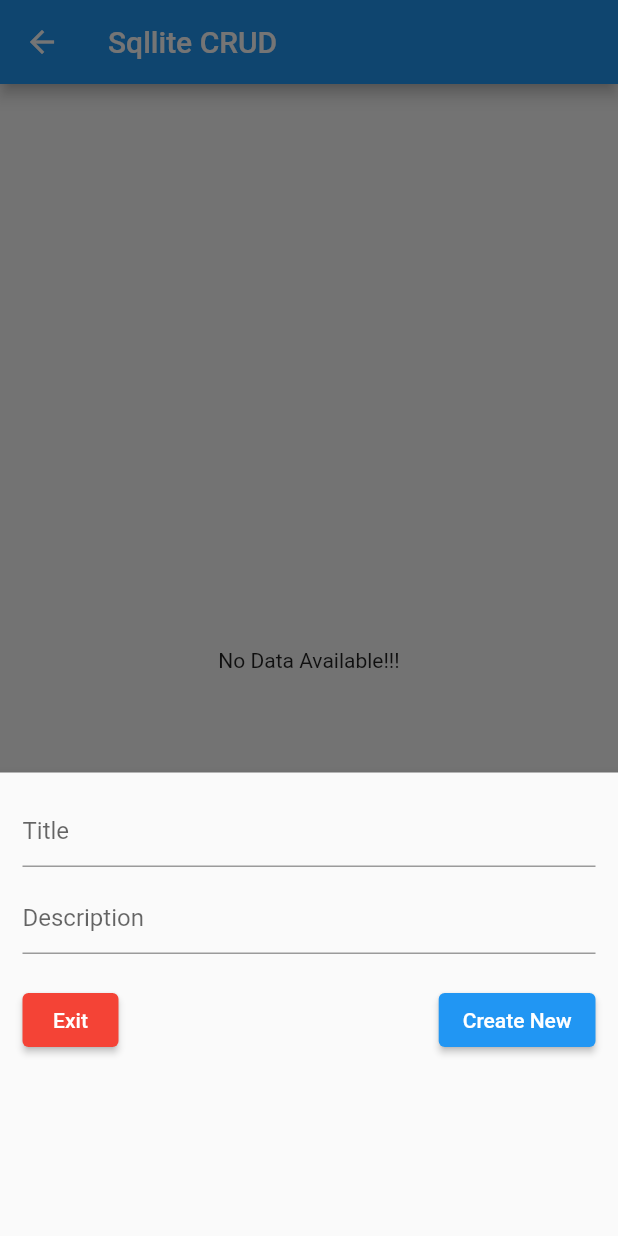
After one commit to Ferchke7/FitForFree, a Flutter app: the HomePage screen opened directly, after a tap on the "add" icon, on a phone screen of 412 x 824 dp. The commit adds this screen. Run offline on Flutter 3.47's test engine with Material 2 defaults, Android fonts, the phone set to English and light mode, and no system bars; our stand-ins replace sqflite; missing offline and left inert: openid_client; accounts and stored records are empty.

```diff
--- /dev/null
+++ b/FlutterApp/my_fitt_app/lib/database_helper.dart
@@ -0,0 +1,82 @@
+import 'package:flutter/foundation.dart';
+import 'package:sqflite/sqflite.dart' as sql;
+
+class DatabaseHelper {
+
+
+  static Future<sql.Database> db() async {
+    return sql.openDatabase(
+      'flutterjunction.db',
+      version: 1,
+      onCreate: (sql.Database database, int version) async {
+        await createTables(database);
+      },
+    );
+  }
+
+static Future<void> createTables(sql.Database database) async {
+    await database.execute("""CREATE TABLE items(
+        id INTEGER PRIMARY KEY AUTOINCREMENT NOT NULL,
+        title TEXT,
+        description TEXT,
+        createdAt TIMESTAMP NOT NULL DEFAULT CURRENT_TIMESTAMP
+      )
+      """);
+  }
+// id: the id of a item
+// title, description: name and description of  activity
+// created_at: the time that the item was created. It will be automatically handled by SQLite
+  // Create new item
+  static Future<int> createItem(String? title, String? descrption) async {
+    final db = await DatabaseHelper.db();
+
+    final data = {'title': title, 'description': descrption};
+    final id = await db.insert('items', data,
+        conflictAlgorithm: sql.ConflictAlgorithm.replace);
+    return id;
+
+    // When a UNIQUE constraint violation occurs,
+    // the pre-existing rows that are causing the constraint violation
+    // are removed prior to inserting or updating the current row.
+    // Thus the insert or update always occurs.
+  }
+
+  // Read all items
+  static Future<List<Map<String, dynamic>>> getItems() async {
+    final db = await DatabaseHelper.db();
+    return db.query('items', orderBy: "id");
+  }
+
+  // Get a single item by id
+  //We dont use this method, it is for you if you want it.
+    static Future<List<Map<String, dynamic>>> getItem(int id) async {
+    final db = await DatabaseHelper.db();
+    return db.query('items', where: "id = ?", whereArgs: [id], limit: 1);
+  }
+
+  // Update an item by id
+  static Future<int> updateItem(
+      int id, String title, String? descrption) async {
+    final db = await DatabaseHelper.db();
+
+    final data = {
+      'title': title,
+      'description': descrption,
+      'createdAt': DateTime.now().toString()
+    };
+
+    final result =
+        await db.update('items', data, where: "id = ?", whereArgs: [id]);
+    return result;
+  }
+
+  // Delete
+  static Future<void> deleteItem(int id) async {
+    final db = await DatabaseHelper.db();
+    try {
+      await db.delete("items", where: "id = ?", whereArgs: [id]);
+    } catch (err) {
+      debugPrint("Something went wrong when deleting an item: $err");
+    }
+  }
+}
--- /dev/null
+++ b/FlutterApp/my_fitt_app/lib/homepage.dart
@@ -0,0 +1,200 @@
+import 'package:flutter/material.dart';
+import 'package:my_fitt_app/sqlite_service.dart';
+
+
+class HomePage extends StatefulWidget {
+  const HomePage({Key? key}) : super(key: key);
+
+  @override
+  _HomePageState createState() => _HomePageState();
+}
+
+class _HomePageState extends State<HomePage> {
+  // All data
+  List<Map<String, dynamic>> myData = [];
+  final formKey = GlobalKey<FormState>();
+
+  bool _isLoading = true;
+  // This function is used to fetch all data from the database
+  void _refreshData() async {
+    final data = await DatabaseHelper.getItems();
+    setState(() {
+      myData = data;
+      _isLoading = false;
+    });
+  }
+
+  @override
+  void initState() {
+    super.initState();
+    _refreshData(); // Loading the data when the app starts
+  }
+
+  final TextEditingController _titleController = TextEditingController();
+  final TextEditingController _descriptionController = TextEditingController();
+
+  // This function will be triggered when the floating button is pressed
+  // It will also be triggered when you want to update an item
+  void showMyForm(int? id) async {
+    // id == null -> create new item
+      // id != null -> update an existing item
+    if (id != null) {
+      final existingData = myData.firstWhere((element) => element['id'] == id);
+      _titleController.text = existingData['title'];
+      _descriptionController.text = existingData['description'];
+    } else {
+      _titleController.text = "";
+      _descriptionController.text = "";
+    }
+
+    showModalBottomSheet(
+        context: context,
+        elevation: 5,
+        isDismissible: false,
+        isScrollControlled: true,
+        builder: (_) => Container(
+            padding: EdgeInsets.only(
+              top: 15,
+              left: 15,
+              right: 15,
+              // prevent the soft keyboard from covering the text fields
+              bottom: MediaQuery.of(context).viewInsets.bottom + 120,
+            ),
+            child: Form(
+              key: formKey,
+              child: Column(
+                mainAxisSize: MainAxisSize.min,
+                crossAxisAlignment: CrossAxisAlignment.end,
+                children: [
+                  TextFormField(
+                    controller: _titleController,
+                    validator: formValidator,
+                    decoration: const InputDecoration(hintText: 'Title'),
+                  ),
+                  const SizedBox(
+                    height: 10,
+                  ),
+                  TextFormField(
+                    validator: formValidator,
+                    controller: _descriptionController,
+                    decoration: const InputDecoration(hintText: 'Description'),
+                  ),
+                  const SizedBox(
+                    height: 20,
+                  ),
+                  Row(
+                    mainAxisAlignment: MainAxisAlignment.spaceBetween,
+                    children: [
+                      ElevatedButton(
+                          style: ElevatedButton.styleFrom(
+                            backgroundColor: Colors.red,
+                            foregroundColor: Colors.white,
+                          ),
+                          onPressed: () {
+                            Navigator.pop(context);
+                          },
+                          child: const Text("Exit")),
+                      ElevatedButton(
+                        onPressed: () async {
+                          if (formKey.currentState!.validate()) {
+                            if (id == null) {
+                              await addItem();
+                            }
+
+                            if (id != null) {
+                              await updateItem(id);
+                            }
+
+                            // Clear the text fields
+                            setState(() {
+                              _titleController.text = '';
+                              _descriptionController.text = '';
+                            });
+
+                            // Close the bottom sheet
+                            Navigator.pop(context);
+                          }
+                          // Save new data
+                        },
+                        child: Text(id == null ? 'Create New' : 'Update'),
+                      ),
+                    ],
+                  )
+                ],
+              ),
+            )));
+  }
+
+  String? formValidator(String? value) {
+    if (value!.isEmpty) return 'Field is Required';
+    return null;
+  }
+
+// Insert a new data to the database
+  Future<void> addItem() async {
+    await DatabaseHelper.createItem(
+        _titleController.text, _descriptionController.text);
+    _refreshData();
+  }
+
+  // Update an existing data
+  Future<void> updateItem(int id) async {
+    await DatabaseHelper.updateItem(
+        id, _titleController.text, _descriptionController.text);
+    _refreshData();
+  }
+
+  // Delete an item
+  void deleteItem(int id) async {
+    await DatabaseHelper.deleteItem(id);
+    ScaffoldMessenger.of(context).showSnackBar(const SnackBar(
+        content: Text('Successfully deleted!'), backgroundColor: Colors.green));
+    _refreshData();
+  }
+
+  @override
+  Widget build(BuildContext context) {
+    return Scaffold(
+      appBar: AppBar(
+        title: const Text('Sqllite CRUD'),
+      ),
+      body: _isLoading
+          ? const Center(
+              child: CircularProgressIndicator(),
+            )
+          : myData.isEmpty
+              ? const Center(child: Text("No Data Available!!!"))
+              : ListView.builder(
+                  itemCount: myData.length,
+                  itemBuilder: (context, index) => Card(
+                    color: index % 2 == 0 ? Colors.green : Colors.green[200],
+                    margin: const EdgeInsets.all(15),
+                    child: ListTile(
+                        title: Text(myData[index]['title']),
+                        subtitle: Text(myData[index]['description']),
+                        trailing: SizedBox(
+                          width: 100,
+                          child: Row(
+                            children: [
+                              IconButton(
+                                icon: const Icon(Icons.edit),
+                                onPressed: () =>
+                                    showMyForm(myData[index]['id']),
+                              ),
+                              IconButton(
+                                icon: const Icon(Icons.delete),
+                                onPressed: () =>
+                                    deleteItem(myData[index]['id']),
+                              ),
+                            ],
+                          ),
+                        )),
+                  ),
+                ),
+      floatingActionButton: FloatingActionButton(
+        child: const Icon(Icons.add),
+        onPressed: () => showMyForm(null),
+      ),
+    );
+  }
+}
--- a/FlutterApp/my_fitt_app/lib/user_model.dart
+++ b/FlutterApp/my_fitt_app/lib/user_model.dart
@@ -0,0 +1,24 @@
+class UserModel {
+  final String id;
+  final String name;
+  final String lastname;
+  final int age;
+  UserModel({
+    required this.id,
+    required this.name,
+    required this.lastname,
+    required this.age,
+  });
+  factory UserModel.fromJson(Map<String, dynamic> data) => UserModel(
+    id: data['id'],
+    name: data['title'],
+    lastname: data['language'],
+    age: data['year'],
+  );
+  Map<String, dynamic> toMap() => {
+  'id': id,
+  'name': name,
+  'lastname': lastname,
+  'age': age
+};
+}
```
Also changed, not shown: FlutterApp/my_fitt_app/lib/main.dart (+14 -13 lines), FlutterApp/my_fitt_app/lib/planet_model.dart (added, +28 -0 lines), 12 other files.
